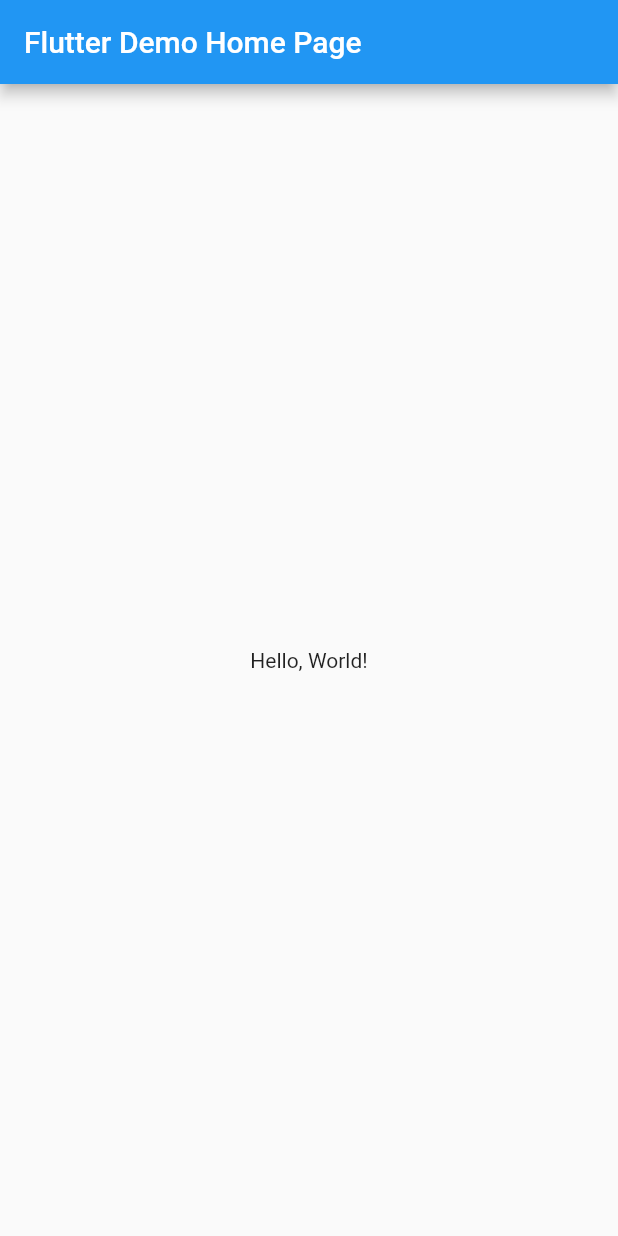
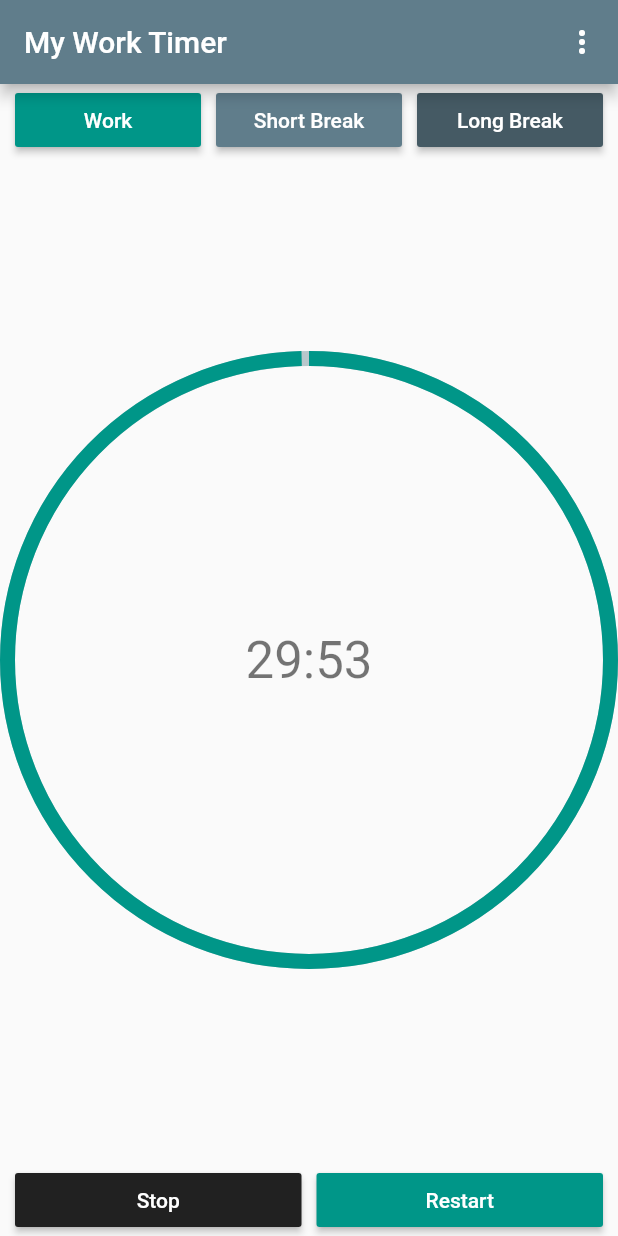
Before and after one commit to OnsJabbes/My-timer-flutter, a Flutter app: the screen it shows after launch, on a phone screen of 412 x 824 dp. Run offline on Flutter 3.47's test engine with Material 2 defaults, Android fonts, the phone set to English and light mode, and no system bars; drawn by our look-alikes of percent_indicator; our stand-ins replace shared_preferences.

Commit message:
last_commit

```diff
--- a/lib/main.dart
+++ b/lib/main.dart
@@ -1,42 +1,184 @@
 import 'package:flutter/material.dart';
+import 'package:percent_indicator/percent_indicator.dart';
+import './timer.dart';
+import './timermodel.dart';
+import 'settings.dart';
 
-void main() => runApp(MyApp());
+void main() {
+  runApp(MyApp());
+}
 
 class MyApp extends StatelessWidget {
-  const MyApp({super.key});
-  // This widget is the root of your application.
+  final CountDownTimer timer = CountDownTimer();
+
+  MyApp() {
+    timer.startWork(); // Start the timer when the app loads
+  }
+
   @override
   Widget build(BuildContext context) {
     return MaterialApp(
-      // Application name
-      title: 'Flutter Hello World',
-      // Application theme data, you can set the colors for the application as
-      // you want
+      title: 'My Work Timer',
       theme: ThemeData(
-        primarySwatch: Colors.blue,
+        primarySwatch: Colors.blueGrey,
       ),
-      // A widget which will be started on application startup
-      home: MyHomePage(title: 'Flutter Demo Home Page'),
+      home: TimerHomePage(timer: timer),
     );
   }
 }
 
-class MyHomePage extends StatelessWidget {
-  final String title;
-  const MyHomePage({super.key, required this.title});
+class TimerHomePage extends StatelessWidget {
+  final CountDownTimer timer;
+
+  TimerHomePage({required this.timer});
+
+  // Method to navigate to the SettingsScreen
+  void goToSettings(BuildContext context) {
+    Navigator.push(
+      context,
+      MaterialPageRoute(builder: (context) => Settings()),
+    );
+  }
 
   @override
   Widget build(BuildContext context) {
+    final List<PopupMenuItem<String>> menuItems = <PopupMenuItem<String>>[];
+    menuItems.add(
+      PopupMenuItem(
+        value: 'Settings',
+        child: Text('Settings'),
+      ),
+    );
+
     return Scaffold(
       appBar: AppBar(
-        // The title text which will be shown on the action bar
-        title: Text(title),
+        title: Text('My Work Timer'),
+        actions: [
+          PopupMenuButton<String>(
+            itemBuilder: (BuildContext context) {
+              return menuItems.toList();
+            },
+            onSelected: (s) {
+              if (s == 'Settings') {
+                goToSettings(context);
+              }
+            },
+          ),
+        ],
       ),
-      body: Center(
-        child: Text(
-          'Hello, World!',
-        ),
+      body: Column(
+        children: [
+          Row(
+            children: [
+              Padding(padding: EdgeInsets.all(defaultPadding)),
+              Expanded(
+                child: ProductivityButton(
+                  color: Color(0xff009688),
+                  text: "Work",
+                  onPressed: () => timer.startWork(),
+                  size: 100.0, // Add the size parameter
+                ),
+              ),
+              Padding(padding: EdgeInsets.all(defaultPadding)),
+              Expanded(
+                child: ProductivityButton(
+                  color: Color(0xff607D8B),
+                  text: "Short Break",
+                  onPressed: () => timer.startBreak(true),
+                  size: 120.0, // Add the size parameter
+                ),
+              ),
+              Padding(padding: EdgeInsets.all(defaultPadding)),
+              Expanded(
+                child: ProductivityButton(
+                  color: Color(0xff455A64),
+                  text: "Long Break",
+                  onPressed: () => timer.startBreak(false),
+                  size: 120.0, // Add the size parameter
+                ),
+              ),
+              Padding(padding: EdgeInsets.all(defaultPadding)),
+            ],
+          ),
+          StreamBuilder(
+            initialData: '00:00',
+            stream: timer.stream(),
+            builder: (BuildContext context, AsyncSnapshot snapshot) {
+              final timerModel = snapshot.data == '00:00'
+                  ? TimerModel('00:00', 0)
+                  : snapshot.data;
+              return Expanded(
+                child: CircularPercentIndicator(
+                  radius: MediaQuery.of(context).size.width / 2,
+                  lineWidth: 10.0,
+                  percent: timerModel.percent,
+                  center: Text(
+                    timerModel.time,
+                    style: Theme.of(context).textTheme.headline4,
+                  ),
+                  progressColor: Color(0xff009688),
+                ),
+              );
+            },
+          ),
+          Row(
+            children: [
+              Padding(padding: EdgeInsets.all(defaultPadding)),
+              Expanded(
+                child: ProductivityButton(
+                  color: Color(0xff212121),
+                  text: 'Stop',
+                  onPressed: () {
+                    timer.stopTimer();
+                  },
+                  size: 100.0,
+                ),
+              ),
+              Padding(padding: EdgeInsets.all(defaultPadding)),
+              Expanded(
+                child: ProductivityButton(
+                  color: Color(0xff009688),
+                  text: 'Restart',
+                  onPressed: () {
+                    timer.startTimer();
+                  },
+                  size: 100.0,
+                ),
+              ),
+              Padding(padding: EdgeInsets.all(defaultPadding)),
+            ],
+          )
+        ],
       ),
     );
   }
 }
+
+const double defaultPadding = 5.0;
+
+class ProductivityButton extends StatelessWidget {
+  final Color color;
+  final String text;
+  final double size;
+  final VoidCallback onPressed;
+
+  ProductivityButton({
+    required this.color,
+    required this.text,
+    required this.onPressed,
+    required this.size,
+  });
+
+  @override
+  Widget build(BuildContext context) {
+    return MaterialButton(
+      child: Text(
+        this.text,
+        style: TextStyle(color: Colors.white),
+      ),
+      onPressed: this.onPressed,
+      color: this.color,
+      minWidth: this.size,
+    );
+  }
+}
--- /dev/null
+++ b/lib/timer.dart
@@ -0,0 +1,90 @@
+import 'dart:async';
+import './timermodel.dart';
+import '/settings.dart';
+import 'package:shared_preferences/shared_preferences.dart';
+
+class CountDownTimer {
+  int work = 30;
+  double _radius = 1;
+  bool _isActive = true;
+  late Timer timer;
+  late Duration _time;
+  late Duration _fullTime;
+
+  int shortBreak = 5;
+  int longBreak = 20;
+
+  String returnTime(Duration t) {
+    String minutes = (t.inMinutes < 10)
+        ? '0' + t.inMinutes.toString()
+        : t.inMinutes.toString();
+    int numSeconds = t.inSeconds - (t.inMinutes * 60);
+    String seconds =
+        (numSeconds < 10) ? '0' + numSeconds.toString() : numSeconds.toString();
+    String formattedTime = minutes + ":" + seconds;
+    return formattedTime;
+  }
+
+  Stream<TimerModel> stream() async* {
+    yield* Stream.periodic(Duration(seconds: 1), (int a) {
+      String time;
+      if (this._isActive) {
+        _time = _time - Duration(seconds: 1);
+        _radius = _time.inSeconds / _fullTime.inSeconds;
+        if (_time.inSeconds <= 0) {
+          _isActive = false;
+        }
+      }
+      time = returnTime(_time);
+      return TimerModel(time, _radius);
+    });
+  }
+
+  void startWork() {
+    _radius = 1;
+    _time = Duration(minutes: this.work, seconds: 0);
+    _fullTime = _time;
+  }
+
+  void stop() {
+    // Stop the timer and update the _isActive flag
+    if (timer != null) {
+      timer.cancel();
+      _isActive = false;
+    }
+  }
+
+  void reset() {
+    // Reset the timer
+    if (timer != null) {
+      timer.cancel();
+    }
+    _isActive = false;
+    _time = _fullTime;
+    _radius = 1;
+  }
+
+  void stopTimer() {
+    _isActive = false;
+  }
+
+  // New method to start the timer if there's remaining time
+  void startTimer() {
+    if (_time.inSeconds > 0) {
+      _isActive = true;
+    }
+  }
+
+  void startBreak(bool isShort) {
+    _radius = 1;
+    _time = Duration(minutes: (isShort) ? shortBreak : longBreak, seconds: 0);
+    _fullTime = _time;
+  }
+
+  Future readSettings() async {
+    SharedPreferences prefs = await SharedPreferences.getInstance();
+    work = prefs.getInt('workTime') ?? 30; // Use null-aware operator
+    shortBreak = prefs.getInt('shortBreak') ?? 5; // Use null-aware operator
+    longBreak = prefs.getInt('longBreak') ?? 20; // Use null-aware operator
+  }
+}
--- /dev/null
+++ b/lib/timermodel.dart
@@ -0,0 +1,5 @@
+class TimerModel {
+  String time;
+  double percent;
+  TimerModel(this.time, this.percent);
+}
--- a/pubspec.yaml
+++ b/pubspec.yaml
@@ -1,4 +1,4 @@
-name: timer
+name: helloworld
 description: A new Flutter project.
 
 version: 1.0.0+1
@@ -9,6 +9,8 @@ environment:
 dependencies:
   flutter:
     sdk: flutter
+  percent_indicator: ^4.0.1
+  shared_preferences: ^2.0.7
 
 dev_dependencies:
   flutter_test:
```
Also changed, not shown: lib/settings.dart (added, +167 -0 lines), lib/widgets.dart (added, +30 -0 lines).
